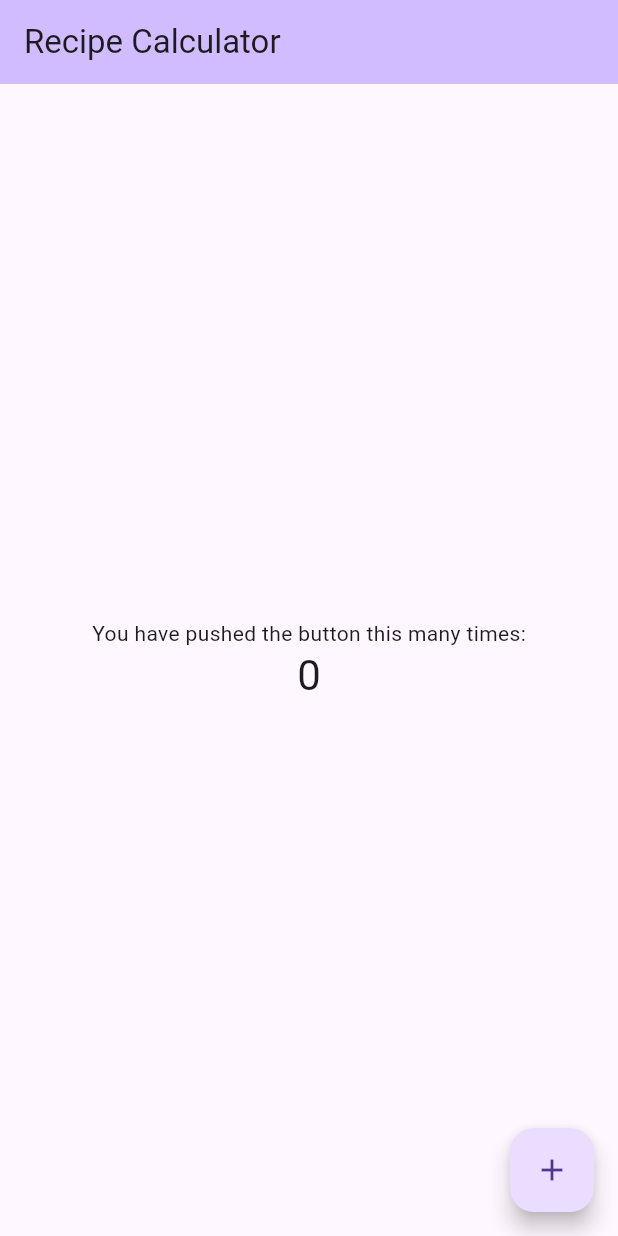
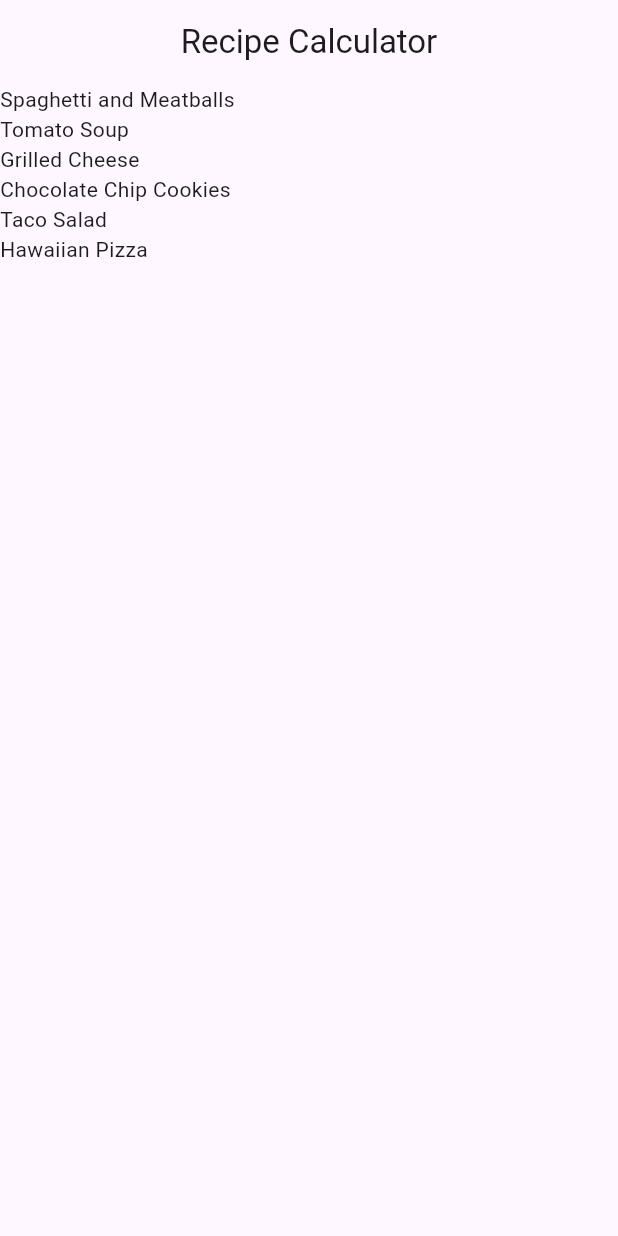
Before and after one commit to mwaidesu/flutter-recipes, a Flutter app: the screen it shows after launch, on a phone screen of 412 x 824 dp. Run offline on Flutter 3.47's test engine with Material 3 defaults, Android fonts, the phone set to English and light mode, and no system bars.

Commit message:
Return recipe titles and display

```diff
--- a/lib/main.dart
+++ b/lib/main.dart
@@ -1,4 +1,5 @@
 import 'package:flutter/material.dart';
+import 'recipe.dart';
 
 void main() {
   runApp(const RecipeApp());
@@ -25,11 +26,10 @@ class MyApp extends StatelessWidget {
     return MaterialApp(
       title: 'Recipe Calculator',
       theme: theme.copyWith(
-        colorScheme: theme.colorScheme.copyWith(
-          primary: Colors.grey,
-          secondary: Colors.black,
-        )
-      ),
+          colorScheme: theme.colorScheme.copyWith(
+        primary: Colors.grey,
+        secondary: Colors.black,
+      )),
       home: const MyHomePage(title: 'Recipe Calculator'),
     );
   }
@@ -38,15 +38,6 @@ class MyApp extends StatelessWidget {
 class MyHomePage extends StatefulWidget {
   const MyHomePage({super.key, required this.title});
 
-  // This widget is the home page of your application. It is stateful, meaning
-  // that it has a State object (defined below) that contains fields that affect
-  // how it looks.
-
-  // This class is the configuration for the state. It holds the values (in this
-  // case the title) provided by the parent (in this case the App widget) and
-  // used by the build method of the State. Fields in a Widget subclass are
-  // always marked "final".
-
   final String title;
 
   @override
@@ -54,71 +45,34 @@ class MyHomePage extends StatefulWidget {
 }
 
 class _MyHomePageState extends State<MyHomePage> {
-  int _counter = 0;
+  @override
+  Widget build(BuildContext context) {
+    //1
+    return Scaffold(
+      //2
+      appBar: AppBar(
+        title: Center(child: Text(widget.title)),
+      ),
 
-  void _incrementCounter() {
-    setState(() {
-      // This call to setState tells the Flutter framework that something has
-      // changed in this State, which causes it to rerun the build method below
-      // so that the display can reflect the updated values. If we changed
-      // _counter without calling setState(), then the build method would not be
-      // called again, and so nothing would appear to happen.
-      _counter++;
-    });
+      //3
+      body: SafeArea(
+        //Replace Child Container
+        //4
+        child: ListView.builder(
+          //5
+          itemCount: Recipe.samples.length,
+          //6
+          itemBuilder: (BuildContext context, int index) {
+            //7
+            //Update Recipe Card
+            return Text(Recipe.samples[index].label);
+          },
+        ),
+      ),
+    );
   }
 
-  @override
-  Widget build(BuildContext context) {
-    // This method is rerun every time setState is called, for instance as done
-    // by the _incrementCounter method above.
-    //
-    // The Flutter framework has been optimized to make rerunning build methods
-    // fast, so that you can just rebuild anything that needs updating rather
-    // than having to individually change instances of widgets.
-    return Scaffold(
-      appBar: AppBar(
-        // TRY THIS: Try changing the color here to a specific color (to
-        // Colors.amber, perhaps?) and trigger a hot reload to see the AppBar
-        // change color while the other colors stay the same.
-        backgroundColor: Theme.of(context).colorScheme.inversePrimary,
-        // Here we take the value from the MyHomePage object that was created by
-        // the App.build method, and use it to set our appbar title.
-        title: Text(widget.title),
-      ),
-      body: Center(
-        // Center is a layout widget. It takes a single child and positions it
-        // in the middle of the parent.
-        child: Column(
-          // Column is also a layout widget. It takes a list of children and
-          // arranges them vertically. By default, it sizes itself to fit its
-          // children horizontally, and tries to be as tall as its parent.
-          //
-          // Column has various properties to control how it sizes itself and
-          // how it positions its children. Here we use mainAxisAlignment to
-          // center the children vertically; the main axis here is the vertical
-          // axis because Columns are vertical (the cross axis would be
-          // horizontal).
-          //
-          // TRY THIS: Invoke "debug painting" (choose the "Toggle Debug Paint"
-          // action in the IDE, or press "p" in the console), to see the
-          // wireframe for each widget.
-          mainAxisAlignment: MainAxisAlignment.center,
-          children: <Widget>[
-            const Text(
-              'You have pushed the button this many times:',
-            ),
-            Text(
-              '$_counter',
-              style: Theme.of(context).textTheme.headlineMedium,
-            ),
-          ],
-        ),
-      ),
-      floatingActionButton: FloatingActionButton(
-        onPressed: _incrementCounter,
-        tooltip: 'Increment',
-        child: const Icon(Icons.add),
-      ), // This trailing comma makes auto-formatting nicer for build methods.
-    );
-  }
+  //ToDo: buildRecipeCard() here
+
+
 }
```
